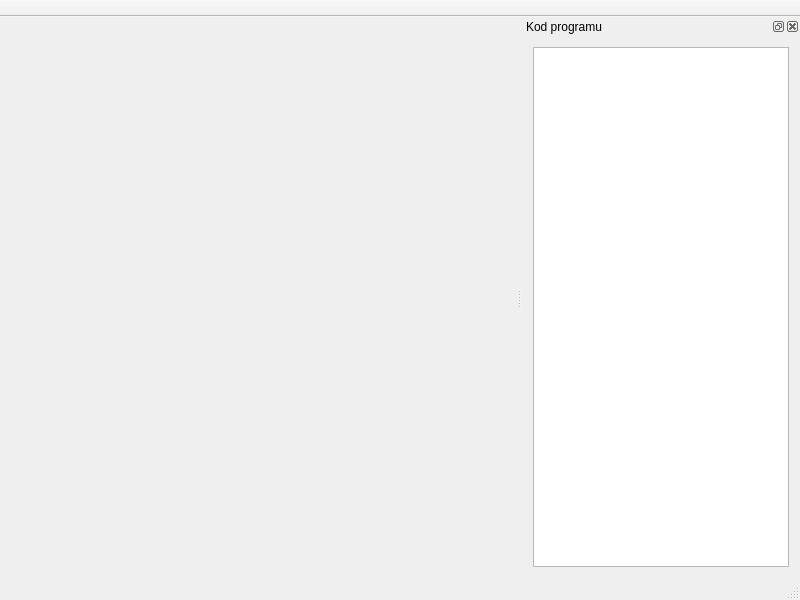
Before: the Qt Designer form app.ui in KLolcio/Cpus, drawn with Qt 5.
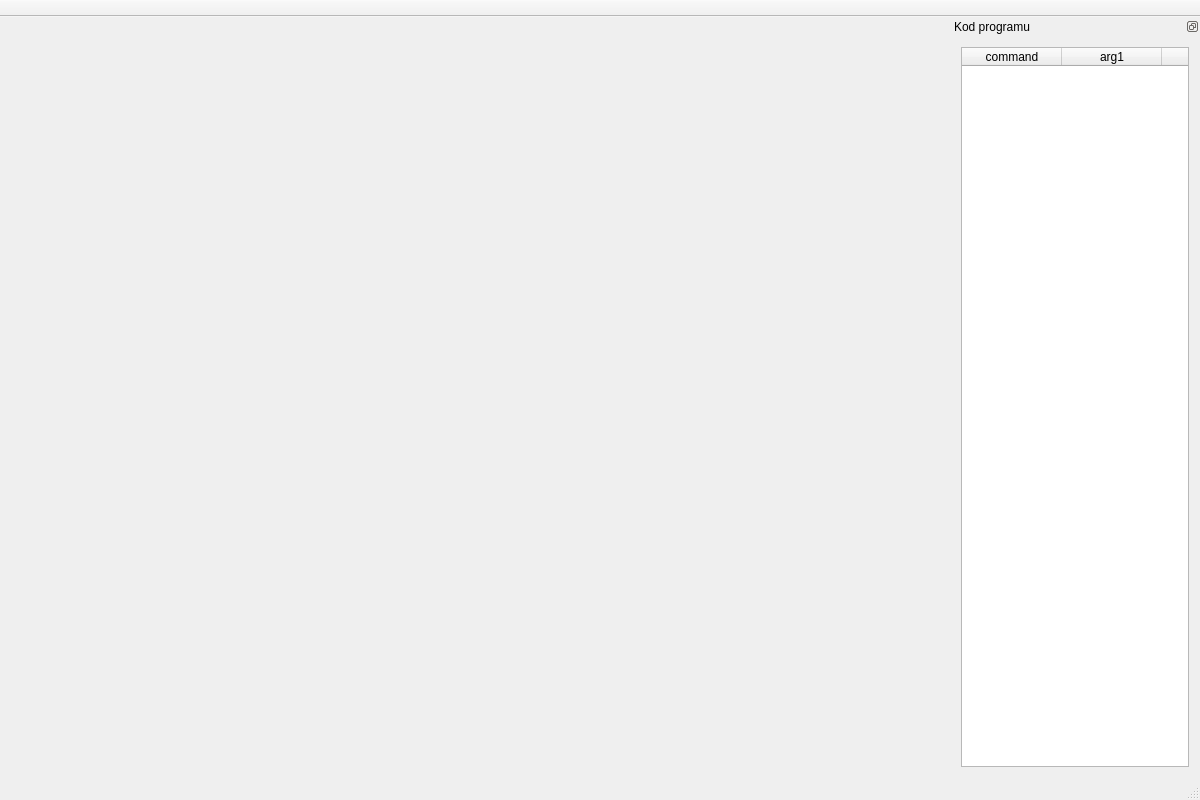
After: the same form once the commit is applied. Icons and pictures are not drawn.

```diff
--- a/app.ui
+++ b/app.ui
@@ -6,14 +6,14 @@
    <rect>
     <x>0</x>
     <y>0</y>
-    <width>800</width>
-    <height>600</height>
+    <width>1200</width>
+    <height>800</height>
    </rect>
   </property>
   <property name="minimumSize">
    <size>
-    <width>800</width>
-    <height>600</height>
+    <width>1000</width>
+    <height>800</height>
    </size>
   </property>
   <property name="windowTitle">
@@ -74,6 +74,24 @@
    </attribute>
   </widget>
   <widget class="QDockWidget" name="dockWidget">
+   <property name="minimumSize">
+    <size>
+     <width>250</width>
+     <height>0</height>
+    </size>
+   </property>
+   <property name="maximumSize">
+    <size>
+     <width>250</width>
+     <height>524287</height>
+    </size>
+   </property>
+   <property name="autoFillBackground">
+    <bool>false</bool>
+   </property>
+   <property name="features">
+    <set>QDockWidget::DockWidgetFloatable|QDockWidget::DockWidgetMovable</set>
+   </property>
    <property name="windowTitle">
     <string>Kod programu</string>
    </property>
@@ -82,8 +100,48 @@
    </attribute>
    <widget class="QWidget" name="dockWidgetContents">
     <layout class="QGridLayout" name="gridLayout_2">
-     <item row="0" column="0">
-      <widget class="QTableView" name="tableView"/>
+     <item row="0" column="1">
+      <widget class="QTableWidget" name="tableWidget">
+       <property name="enabled">
+        <bool>true</bool>
+       </property>
+       <property name="minimumSize">
+        <size>
+         <width>50</width>
+         <height>500</height>
+        </size>
+       </property>
+       <property name="cursor" stdset="0">
+        <cursorShape>ArrowCursor</cursorShape>
+       </property>
+       <property name="frameShape">
+        <enum>QFrame::StyledPanel</enum>
+       </property>
+       <property name="frameShadow">
+        <enum>QFrame::Plain</enum>
+       </property>
+       <property name="horizontalScrollBarPolicy">
+        <enum>Qt::ScrollBarAlwaysOff</enum>
+       </property>
+       <property name="editTriggers">
+        <set>QAbstractItemView::AnyKeyPressed</set>
+       </property>
+       <column>
+        <property name="text">
+         <string>command</string>
+        </property>
+       </column>
+       <column>
+        <property name="text">
+         <string>arg1</string>
+        </property>
+       </column>
+       <column>
+        <property name="text">
+         <string>arg2</string>
+        </property>
+       </column>
+      </widget>
      </item>
     </layout>
    </widget>
```
Left out of the diff: 4 changed lines with no effect on the pictures.
